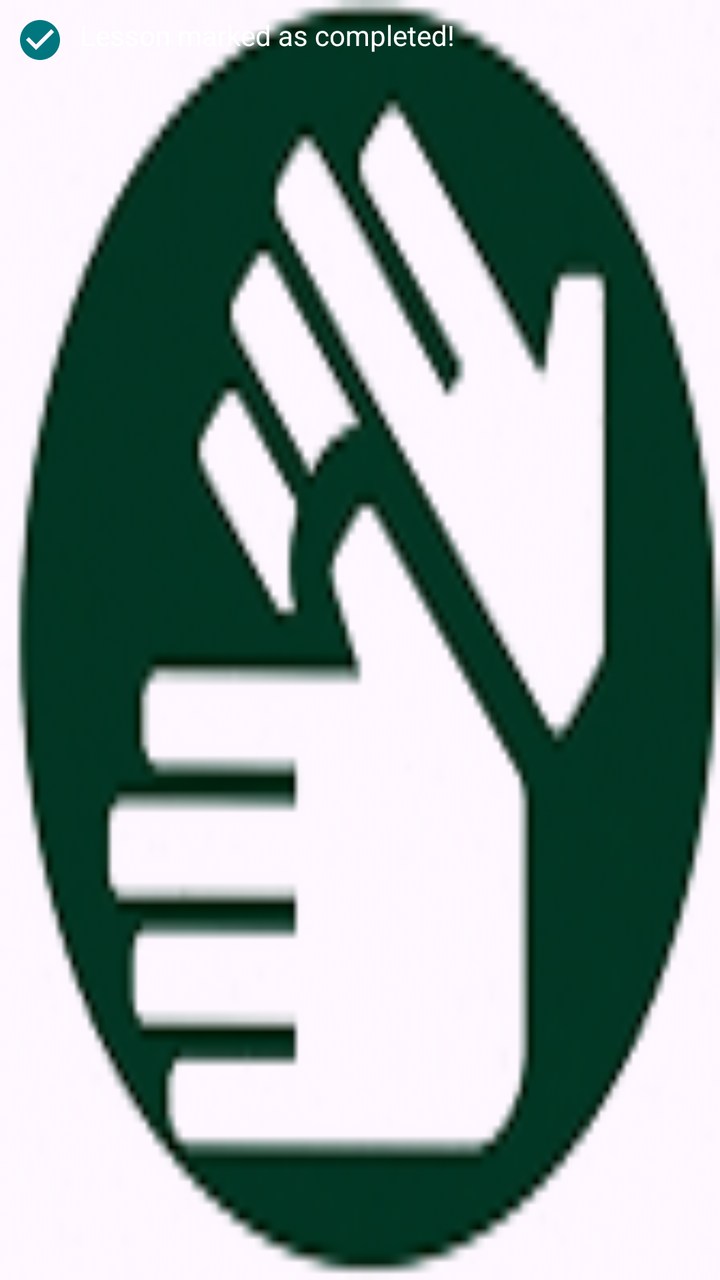
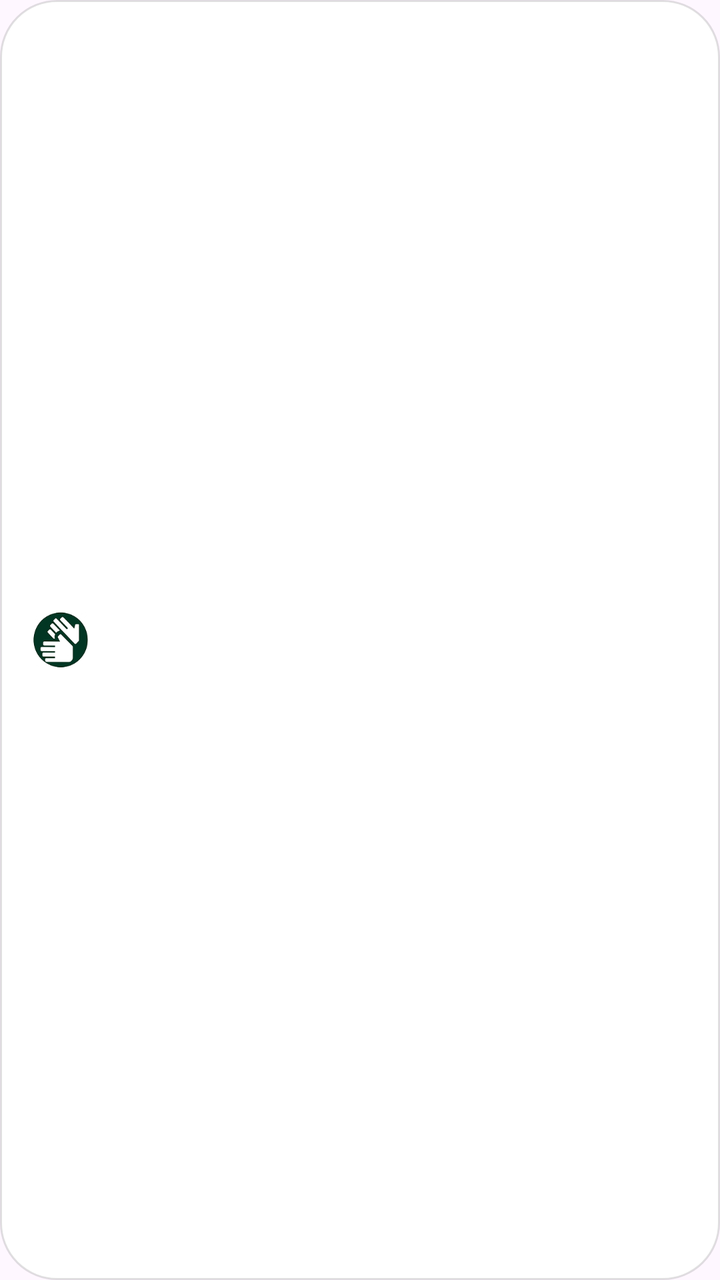

Before-and-after screenshots of an Android layout around one commit, followed by the original layout XML and the change that was made.
<!-- AndroidManifest.xml: application theme Theme.SignVibe -->
<!-- res/layout/custom_toast.xml -->
<LinearLayout xmlns:android="http://schemas.android.com/apk/res/android"
    android:id="@+id/toast_root"
    android:orientation="horizontal"
    android:padding="8dp"
    android:background="@drawable/icon_signvibe"
    android:layout_width="wrap_content"
    android:layout_height="wrap_content">

        <ImageView
        android:id="@+id/toast_icon"
        android:layout_width="24dp"
        android:layout_height="24dp"
        android:src="@drawable/ic_check_circle"
            android:layout_marginEnd="8dp"/>

        <TextView
        android:id="@+id/toast_text"
        android:text="Lesson marked as completed!"
        android:textColor="@android:color/white"
        android:textSize="14sp"
        android:layout_width="wrap_content"
        android:layout_height="wrap_content"/>
    </LinearLayout>
<!-- resources referenced by this layout -->
<resources>
  <!-- drawable ic_check_circle (drawable) -->
  <?xml version="1.0" encoding="utf-8"?>
  <vector xmlns:android="http://schemas.android.com/apk/res/android"
      android:width="16dp" android:height="16dp"
      android:viewportWidth="24" android:viewportHeight="24"
      android:tint="@color/teal_dark">
      <path android:fillColor="#FF000000"
          android:pathData="M12,2C6.48,2 2,6.48 2,12s4.48,10 10,10 10,-4.48 10,-10S17.52,2 12,2zM10,17l-5,-5 1.41,-1.41L10,14.17l7.59,-7.59L19,8l-9,9z" />
  </vector>
  <!-- drawable icon_signvibe: png bitmap (drawable, 21162 bytes) -->
  <style name="Theme.SignVibe" parent="Base.Theme.SignVibe" />
  <color name="teal_dark">#00777F</color>
  <style name="Base.Theme.SignVibe" parent="Theme.Material3.DayNight.NoActionBar">
          
          <item name="colorPrimary">@color/teal_dark</item>
          <item name="colorOnPrimary">@color/white</item>
          <item name="colorPrimaryVariant">@color/teal_gradient_top</item>
  
          
          <item name="android:statusBarColor">@color/teal_dark</item>
          <item name="android:windowLightStatusBar">false</item>
      </style>
  <color name="white">#FFFFFF</color>
  <color name="teal_gradient_top">#3AAFA9</color>
</resources>

<!-- the commit's change to res/layout/custom_toast.xml (unified diff, before → after) -->
@@ -1,23 +1,25 @@
 <LinearLayout xmlns:android="http://schemas.android.com/apk/res/android"
     android:id="@+id/toast_root"
     android:orientation="horizontal"
-    android:padding="8dp"
-    android:background="@drawable/icon_signvibe"
+    android:gravity="center_vertical"
+    android:background="@drawable/bg_toast"
     android:layout_width="wrap_content"
     android:layout_height="wrap_content">
 
-        <ImageView
+    <ImageView
         android:id="@+id/toast_icon"
-        android:layout_width="24dp"
-        android:layout_height="24dp"
-        android:src="@drawable/ic_check_circle"
-            android:layout_marginEnd="8dp"/>
+        android:layout_width="28dp"
+        android:layout_height="28dp"
+        android:src="@drawable/icon_signvibe"
+        android:contentDescription="@null"
+        android:layout_marginEnd="10dp" />
 
-        <TextView
+    <TextView
         android:id="@+id/toast_text"
-        android:text="Lesson marked as completed!"
-        android:textColor="@android:color/white"
+        android:text=""
+        android:textColor="@color/text_primary"
         android:textSize="14sp"
+        android:maxWidth="240dp"
         android:layout_width="wrap_content"
-        android:layout_height="wrap_content"/>
-    </LinearLayout>
+        android:layout_height="wrap_content" />
+</LinearLayout>
<!-- resource entries referenced after the edit -->
@@ -1,17 +1,21 @@
 <!-- resources referenced by this layout -->
 <resources>
-  <!-- drawable ic_check_circle (drawable) -->
+  <color name="text_primary">#1A2E2D</color>
+  <!-- drawable bg_toast (drawable) -->
   <?xml version="1.0" encoding="utf-8"?>
-  <vector xmlns:android="http://schemas.android.com/apk/res/android"
-      android:width="16dp" android:height="16dp"
-      android:viewportWidth="24" android:viewportHeight="24"
-      android:tint="@color/teal_dark">
-      <path android:fillColor="#FF000000"
-          android:pathData="M12,2C6.48,2 2,6.48 2,12s4.48,10 10,10 10,-4.48 10,-10S17.52,2 12,2zM10,17l-5,-5 1.41,-1.41L10,14.17l7.59,-7.59L19,8l-9,9z" />
-  </vector>
+  <shape xmlns:android="http://schemas.android.com/apk/res/android"
+      android:shape="rectangle">
+      <solid android:color="@android:color/white" />
+      <stroke android:width="1dp" android:color="#1F000000" />
+      <corners android:radius="28dp" />
+      <padding
+          android:left="16dp"
+          android:top="12dp"
+          android:right="18dp"
+          android:bottom="12dp" />
+  </shape>
   <!-- drawable icon_signvibe: png bitmap (drawable, 21162 bytes) -->
   <style name="Theme.SignVibe" parent="Base.Theme.SignVibe" />
-  <color name="teal_dark">#00777F</color>
   <style name="Base.Theme.SignVibe" parent="Theme.Material3.DayNight.NoActionBar">
           
           <item name="colorPrimary">@color/teal_dark</item>
@@ -22,6 +26,7 @@
           <item name="android:statusBarColor">@color/teal_dark</item>
           <item name="android:windowLightStatusBar">false</item>
       </style>
+  <color name="teal_dark">#00777F</color>
   <color name="white">#FFFFFF</color>
   <color name="teal_gradient_top">#3AAFA9</color>
 </resources>
